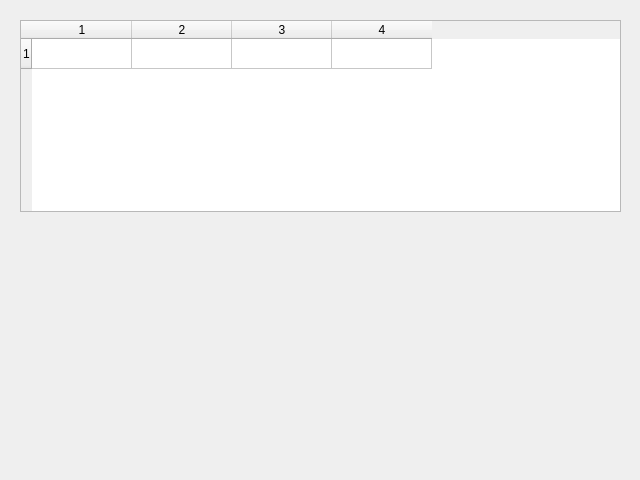
First picture: the form in qt/mainwindow.ui, repository kench1994/PortForward, before the edit.
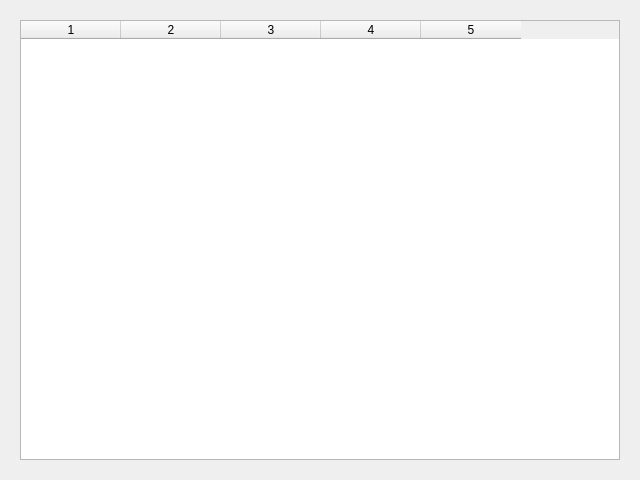
Second picture: the form after the edit.

Commit message: UI表格绘制

Diff of the .ui file:
```diff
--- a/qt/mainwindow.ui
+++ b/qt/mainwindow.ui
@@ -13,20 +13,20 @@
   <property name="windowTitle">
    <string>TCP端口转发</string>
   </property>
+  <property name="autoFillBackground">
+   <bool>true</bool>
+  </property>
   <property name="styleSheet">
    <string notr="true"/>
   </property>
   <widget class="QWidget" name="centralwidget">
-   <widget class="QWidget" name="">
-    <property name="geometry">
-     <rect>
-      <x>0</x>
-      <y>0</y>
-      <width>641</width>
-      <height>471</height>
-     </rect>
-    </property>
-    <layout class="QGridLayout" name="gridLayout" columnminimumwidth="0">
+   <property name="autoFillBackground">
+    <bool>true</bool>
+   </property>
+   <property name="styleSheet">
+    <string notr="true"/>
+   </property>
+   <layout class="QGridLayout" name="gridLayout">
      <property name="leftMargin">
       <number>20</number>
      </property>
@@ -39,6 +39,9 @@
      <property name="bottomMargin">
       <number>20</number>
      </property>
+    <property name="spacing">
+     <number>0</number>
+    </property>
      <item row="0" column="0">
       <widget class="QTableWidget" name="tableWidget">
        <property name="enabled">
@@ -50,11 +53,12 @@
          <verstretch>0</verstretch>
         </sizepolicy>
        </property>
-       <row>
-        <property name="text">
-         <string>1</string>
-        </property>
-       </row>
+      <property name="minimumSize">
+       <size>
+        <width>600</width>
+        <height>200</height>
+       </size>
+      </property>
        <column>
         <property name="text">
          <string>1</string>
@@ -75,23 +79,14 @@
          <string>4</string>
         </property>
        </column>
-      </widget>
-     </item>
-     <item row="1" column="0">
-      <spacer name="verticalSpacer">
-       <property name="orientation">
-        <enum>Qt::Vertical</enum>
-       </property>
-       <property name="sizeHint" stdset="0">
-        <size>
-         <width>20</width>
-         <height>40</height>
-        </size>
-       </property>
-      </spacer>
-     </item>
-    </layout>
-   </widget>
+      <column>
+       <property name="text">
+        <string>5</string>
+       </property>
+      </column>
+     </widget>
+    </item>
+   </layout>
   </widget>
  </widget>
  <resources/>
```
Lines whose indentation alone changed are shown as unchanged. The commit also changes 1 other file.
